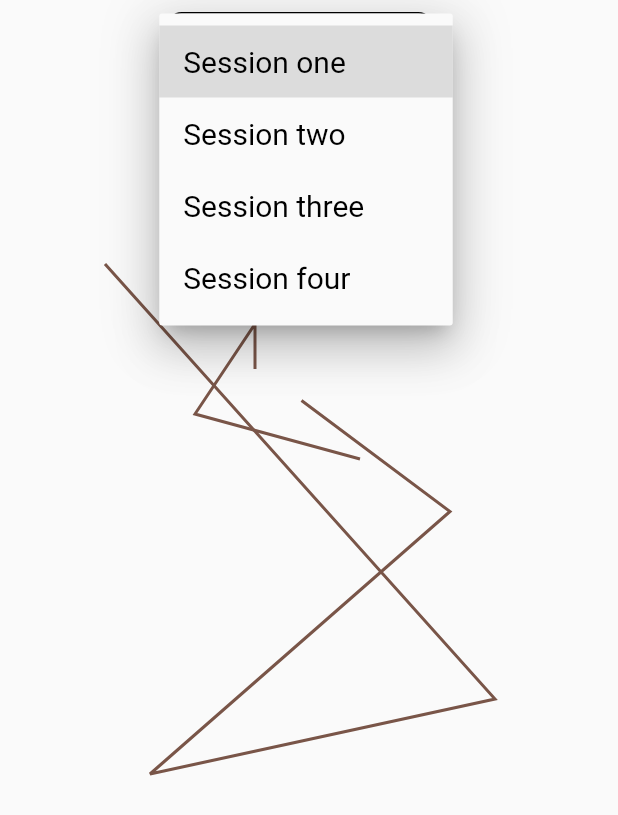
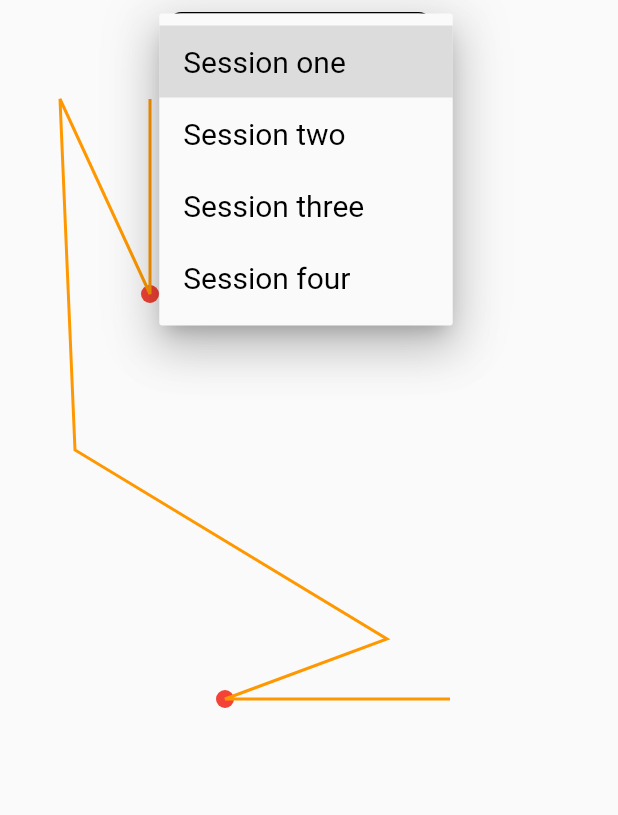
Before and after one commit to Team-Tools-JU/mobile-app, a Flutter app: the HistoryView screen opened directly, after a tap on "Session one", on a phone screen of 412 x 824 dp. Shown: the top 815 px of the screen. Run offline on Flutter 3.47's test engine with Material 2 defaults, Android fonts, the phone set to English and light mode, and no system bars; our stand-ins replace flutter_blue, flutter_spinkit, font_awesome_flutter, get, get_it, location and 2 more; missing offline and left inert: android_intent, flutter_reactive_ble, signal_strength_indicator.

Commit message:
cleaned up the pathPainter and added collisions

```diff
--- a/lib/src/app/views/history/components/pathPainter.dart
+++ b/lib/src/app/views/history/components/pathPainter.dart
@@ -2,45 +2,101 @@ import 'package:flutter/material.dart';
 import 'dart:math';
 
 class PathPainter extends CustomPainter {
+  late List<PositionEvent> positionEvents;
+
+/*
+  set positions(positions) {
+    this.positionEvents = positions;
+  }
+  */
+
+  //PathPainter({required this.positionEvents});
+
   @override
   void paint(Canvas canvas, Size size) {
-    //this is current "mock-data"
-    //not sure about the exakt form of the path data we will receive.
-    final points1 = [
-      Offset(1, 1),
-      Offset(100, 75),
-      Offset(-100, 250),
-      Offset(130, 200),
-      Offset(-130, -90),
-    ];
-    final points2 = [
-      Offset(-30, -20),
-      Offset(-30, -50),
-      Offset(-70, 10),
-      Offset(40, 40),
-    ];
-    final paths = [points1, points2];
+    //these 2 lines should be removed when paint is created with real data
+    int sessionID = 1;
+    positionEvents = getPositions(sessionID);
 
-    // all paths are looped through one by one
-    for (List<Offset> points in paths) {
-      // paint is set with a random color to distinguish them from each other
-      Paint paint = Paint()
-        ..color = Colors.primaries[Random().nextInt(Colors.primaries.length)]
-        ..style = PaintingStyle.stroke
-        ..strokeWidth = 2.0;
+    Paint collisionPaint = Paint()
+      ..color = Colors.red
+      ..style = PaintingStyle.fill;
 
-      Path path = Path();
-      Offset origin = points[0];
+    Paint pathPaint = Paint()
+      ..color = Colors.orange
+      ..style = PaintingStyle.stroke
+      ..strokeWidth = 2.0;
 
-      //a specific path is looped through
-      path.moveTo(origin.dx, origin.dy);
-      for (Offset o in points) {
-        path.lineTo(o.dx, o.dy);
+    Path path = Path();
+
+    PositionEvent origin = positionEvents[0];
+    path.moveTo(origin.positionCoord_x, origin.positionCoord_y);
+    for (PositionEvent position in positionEvents) {
+      path.lineTo(position.positionCoord_x, position.positionCoord_y);
+
+      if (position.collision) {
+        canvas.drawCircle(
+            Offset(position.positionCoord_x, position.positionCoord_y),
+            6,
+            collisionPaint);
       }
-      canvas.drawPath(path, paint);
     }
+
+    //canvas.scale(x_scale, y_scale);
+    //This allows us to get the bounds of the path we will paint, don't know how to scale it to fit the canvas..
+    Rect bounds = path.getBounds();
+    var left = bounds.left;
+    var right = bounds.right;
+    var top = bounds.top;
+    var bottom = bounds.bottom;
+
+    canvas.drawPath(path, pathPaint);
   }
 
   @override
   bool shouldRepaint(CustomPainter oldDelegate) => true;
+
+//TODO: this should be removed once we get real data
+  List<PositionEvent> getPositions(int sessionID) {
+    final positionEvents = [
+      PositionEvent(100, 200, false),
+      PositionEvent(-50, 200, true),
+      PositionEvent(58, 160, false),
+      PositionEvent(-150, 34, false),
+      PositionEvent(-160, -200, false),
+      PositionEvent(-100, -70, true),
+      PositionEvent(-100, -200, false),
+    ];
+
+    return positionEvents;
+  }
 }
+
+//TODO: remove once we get the real class and get the data dynamically
+class PositionEvent {
+  double positionCoord_x;
+  double positionCoord_y;
+  bool collision;
+
+  PositionEvent(this.positionCoord_x, this.positionCoord_y, this.collision);
+
+  bool getCollision() {
+    return this.collision;
+  }
+
+  double getXCoord() {
+    return this.positionCoord_x;
+  }
+
+  double getYCoord() {
+    return this.positionCoord_y;
+  }
+
+  void setXCoord(double newXCoord) {
+    this.positionCoord_x = newXCoord;
+  }
+
+  void setYCoord(double newYCoord) {
+    this.positionCoord_y = newYCoord;
+  }
+}
```
